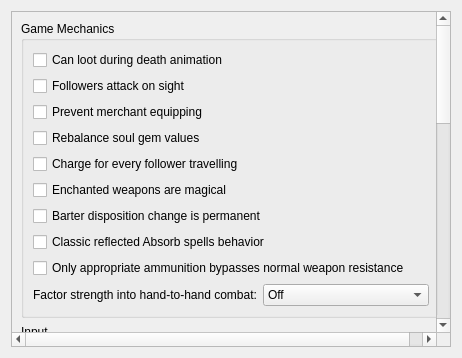
Old version of the form files/ui/advancedpage.ui in the repository nikamigaming-create/nikami-openmw-lab.
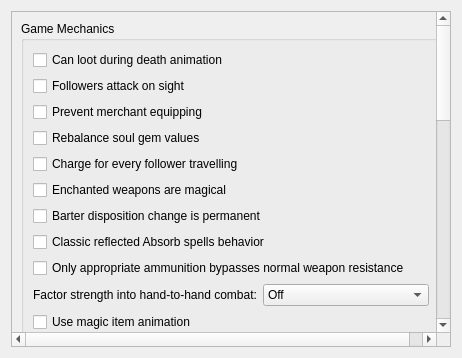
New version of the form.

Commit message: Add magic animation option to advanced page

Patch:
```diff
--- a/files/ui/advancedpage.ui
+++ b/files/ui/advancedpage.ui
@@ -159,6 +159,16 @@
             </layout>
            </widget>
           </item>
+          <item>
+           <widget class="QCheckBox" name="magicItemAnimationsCheckBox">
+            <property name="toolTip">
+             <string>&lt;html&gt;&lt;head/&gt;&lt;body&gt;&lt;p&gt;Use casting animations for magic items, just as for spells.&lt;/p&gt;&lt;/body&gt;&lt;/html&gt;</string>
+            </property>
+            <property name="text">
+             <string>Use magic item animation</string>
+            </property>
+           </widget>
+          </item>
          </layout>
         </widget>
        </item>
```
The commit also changes 1 other file.
